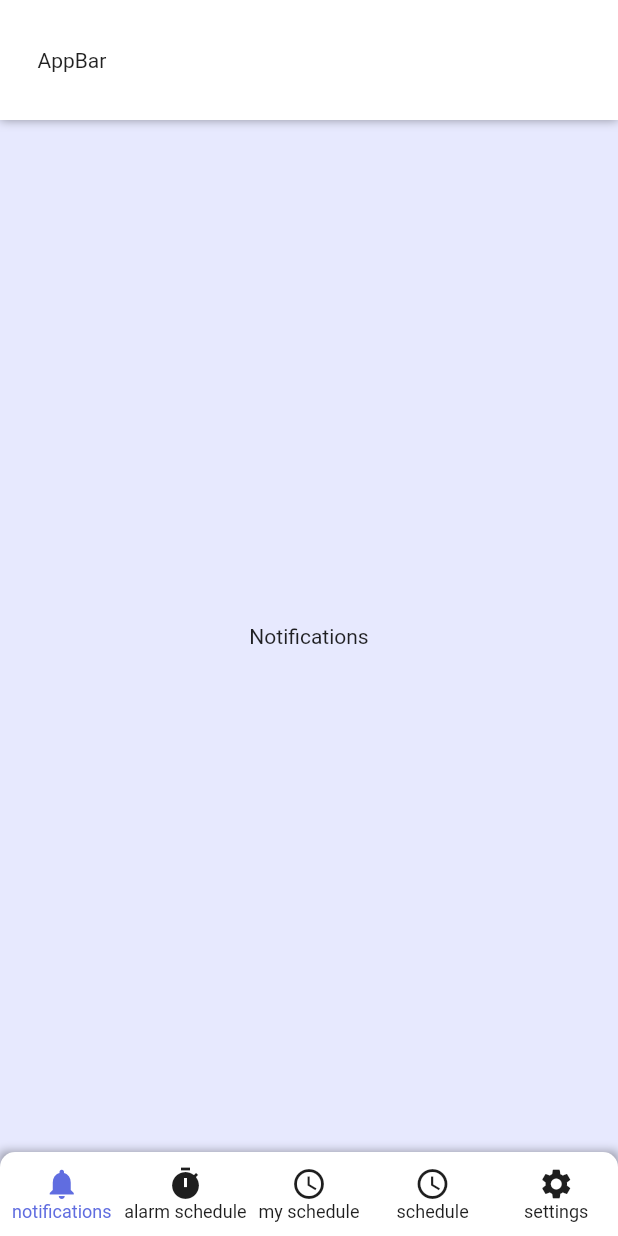
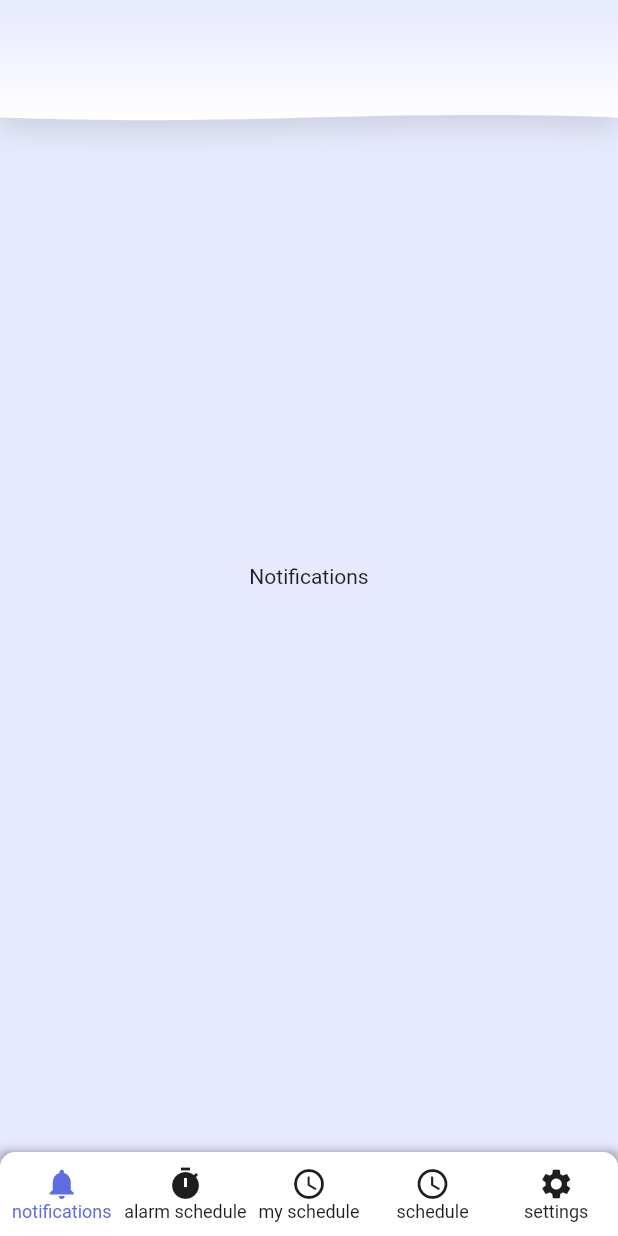
Before and after one commit to 0chuhh/scheddule_mobile, a Flutter app: the screen it shows after launch, on a phone screen of 412 x 824 dp. Run offline on Flutter 3.47's test engine with Material 2 defaults, Android fonts, the light colour scheme and no system bars.

Commit message:
feat: добавлена косая линия

```diff
--- a/lib/screens/main_screen.dart
+++ b/lib/screens/main_screen.dart
@@ -33,6 +33,7 @@ class _MainScreenState extends State<MainScreen> {
   @override
   Widget build(BuildContext context) {
     return Scaffold(
+        extendBodyBehindAppBar: true,
         appBar: const CustomAppBar(
           title: Text('AppBar'),
         ),
--- a/lib/widgets/custom_app_bar.dart
+++ b/lib/widgets/custom_app_bar.dart
@@ -1,4 +1,5 @@
 import 'package:flutter/material.dart';
+import 'package:schedule_mobile/utils/styles.dart';
 
 class CustomAppBar extends StatefulWidget implements PreferredSizeWidget {
   const CustomAppBar({
@@ -22,20 +23,55 @@ class CustomAppBar extends StatefulWidget implements PreferredSizeWidget {
 class _CustomAppBarState extends State<CustomAppBar> {
   @override
   Widget build(BuildContext context) {
+    return Scaffold(
+      backgroundColor: Colors.transparent,
+      body: CustomPaint(
+        painter: AppBarPainter(),
+        child: _appBarContent(),
+      ),
+    );
+  }
+
+  Widget _appBarContent() {
     return Container(
-      height: widget.preferredSize.height + 100,
-      width: widget.preferredSize.width,
-      decoration: const BoxDecoration(
-          color: Colors.white,
-          boxShadow: [BoxShadow(color: Colors.black38, spreadRadius: 0, blurRadius: 5)]),
-      child: SafeArea(
-          child: Padding(
-              padding: const EdgeInsets.symmetric(horizontal: 25, vertical: 25 / 2.5),
-              child: Row(
-                children: [
-                  widget.title!,
-                ],
-              ))),
+      height: widget.preferredSize.height,
+      width: 400,
+      margin: const EdgeInsets.symmetric(vertical: 40, horizontal: 20),
+      child: Column(
+        children: [
+        ],
+      ),
     );
   }
 }
+
+class AppBarPainter extends CustomPainter {
+  @override
+  void paint(Canvas canvas, Size size) {
+    var rect = Offset.zero & size;
+    Paint paint = Paint();
+    Path path = Path();
+    paint.shader = LinearGradient(
+      begin: Alignment.topCenter,
+      end: Alignment.bottomCenter,
+      colors: [
+        Styles.bgColor,
+        Colors.white,
+      ],
+    ).createShader(rect);
+    path.lineTo(size.width, size.height * 0.98);
+    path.cubicTo(size.width, size.height * 0.98, size.width * 0.81, size.height * 0.93, size.width / 2, size.height * 0.98);
+    path.cubicTo(size.width * 0.19, size.height * 1.03, 0, size.height * 0.98, 0, size.height * 0.98);
+    path.cubicTo(0, size.height * 0.98, 0, 0, 0, 0);
+    path.cubicTo(0, 0, size.width, 0, size.width, 0);
+    path.cubicTo(size.width, 0, size.width, size.height * 0.98, size.width, size.height * 0.98);
+    path.cubicTo(size.width, size.height * 0.98, size.width, size.height * 0.98, size.width, size.height * 0.98);     path.close();
+    canvas.drawShadow(path, Colors.black38, 5, false);
+    canvas.drawPath(path, paint);
+  }
+
+  @override
+  bool shouldRepaint(covariant CustomPainter oldDelegate) {
+    return true;
+  }
+}
```
